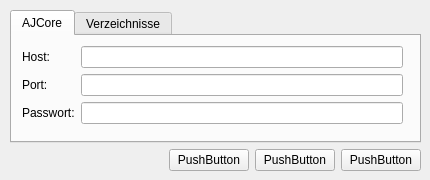
Above: CiderPress_AJ_GUI/settings_widget.ui from DerDudemeister046/AJ_Qt_GUI before the change. Below: the same form after it.
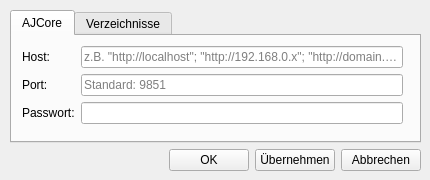
That is the form after the change.

The edit to the form file:
```diff
--- a/CiderPress_AJ_GUI/settings_widget.ui
+++ b/CiderPress_AJ_GUI/settings_widget.ui
@@ -52,7 +52,14 @@
             </widget>
            </item>
            <item row="0" column="1">
-            <widget class="QLineEdit" name="host_le"/>
+            <widget class="QLineEdit" name="host_le">
+             <property name="toolTip">
+              <string>Tra&lt;ge hier den Host deines AJ-Cores ein.</string>
+             </property>
+             <property name="placeholderText">
+              <string>z.B. &quot;http://localhost&quot;; &quot;http://192.168.0.x&quot;; &quot;http://domain.xy&quot;</string>
+             </property>
+            </widget>
            </item>
            <item row="1" column="0">
             <widget class="QLabel" name="port_lbl">
@@ -62,7 +69,14 @@
             </widget>
            </item>
            <item row="1" column="1">
-            <widget class="QLineEdit" name="port_le"/>
+            <widget class="QLineEdit" name="port_le">
+             <property name="toolTip">
+              <string>Gib hier bitte den Port für die XML Kommunikation ein. Standartport ist 9851.</string>
+             </property>
+             <property name="placeholderText">
+              <string>Standard: 9851</string>
+             </property>
+            </widget>
            </item>
            <item row="2" column="0">
             <widget class="QLabel" name="password_lbl">
@@ -157,21 +171,21 @@
       <item>
        <widget class="QPushButton" name="pushButton">
         <property name="text">
-         <string>PushButton</string>
+         <string>OK</string>
         </property>
        </widget>
       </item>
       <item>
        <widget class="QPushButton" name="pushButton_2">
         <property name="text">
-         <string>PushButton</string>
+         <string>Übernehmen</string>
         </property>
        </widget>
       </item>
       <item>
        <widget class="QPushButton" name="pushButton_3">
         <property name="text">
-         <string>PushButton</string>
+         <string>Abbrechen</string>
         </property>
        </widget>
       </item>
```
Left out of the diff: 40 changed lines with no effect on the pictures.
